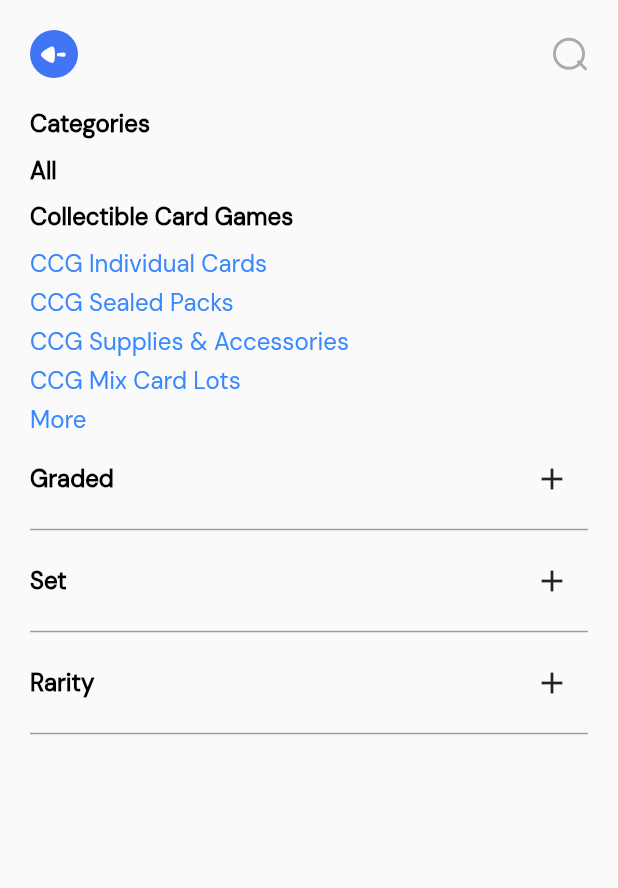
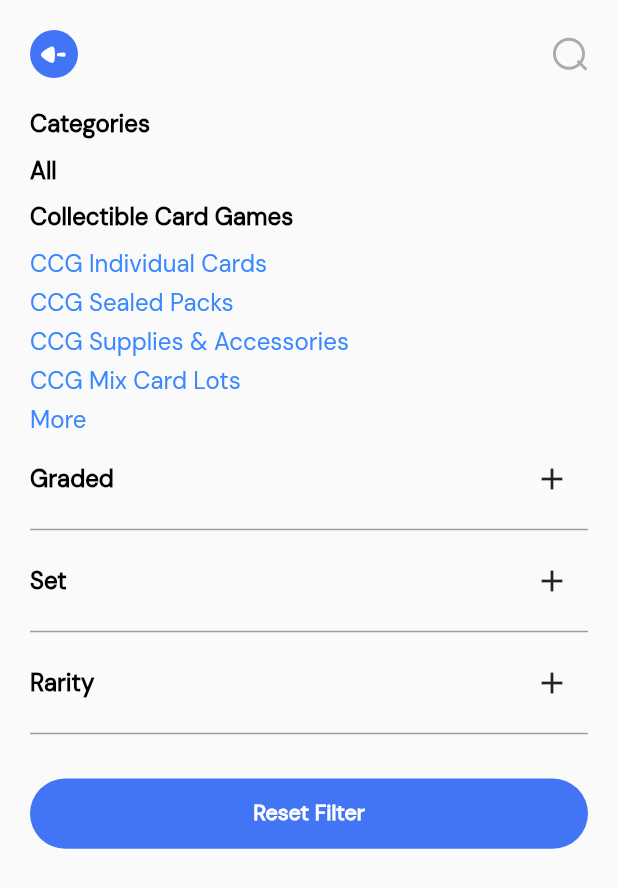
Before and after one commit to akibur-rahman-wix-buddy/ddavila1_flutter, a Flutter app: the FilterScreen screen opened by its route, on a phone screen of 412 x 824 dp. Shown: the top 888 px of the screen. Run offline on Flutter 3.47's test engine with Material 3 defaults, Android fonts, the phone set to English and light mode, and no system bars; drawn by our look-alikes of auto_animated; our stand-ins replace device_info_plus, dio, flutter_screenutil, flutter_svg, fluttertoast, get and 6 more; missing offline and left inert: custom_social_button; accounts and stored records are empty; project files that could hold a hidden picture were left out.

Commit message:
Filter Screen is 50% complete

```diff
--- a/lib/features/filter_screen/presentation/filter_screen.dart
+++ b/lib/features/filter_screen/presentation/filter_screen.dart
@@ -1,6 +1,7 @@
 import 'package:ddavila/assets_helper/app_colors.dart';
 import 'package:ddavila/assets_helper/app_icons.dart';
 import 'package:ddavila/assets_helper/text_font_style.dart';
+import 'package:ddavila/common_widgets/custom_button.dart';
 import 'package:flutter/material.dart';
 import 'package:flutter_svg/flutter_svg.dart';
 
@@ -396,6 +397,13 @@ class _FilterScreenState extends State<FilterScreen> {
                   thickness: 1,
                   height: 20,
                 ),
+                SizedBox(height: 20),
+                CustomButton(
+                  minWidth: double.infinity,
+                  text: 'Reset Filter',
+                  context: context,
+                  onTap: () {},
+                ),
               ],
             ),
           ),
```
